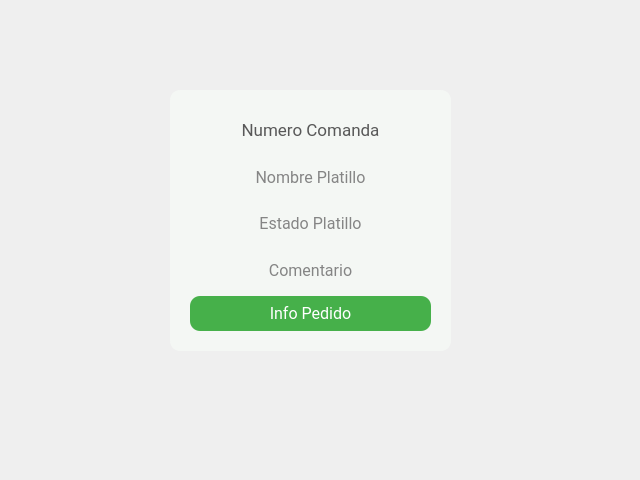
Before: the Qt Designer form El-Patio/cocinero/cocinero_tarjeta.ui in MrDanielG/IHC-ElPatio, drawn with Qt 5.
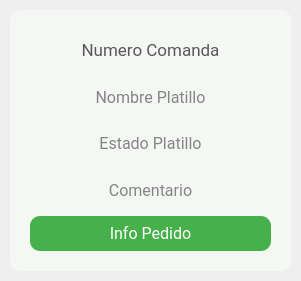
After: the same form once the commit is applied.

```diff
--- a/El-Patio/cocinero/cocinero_tarjeta.ui
+++ b/El-Patio/cocinero/cocinero_tarjeta.ui
@@ -6,18 +6,30 @@
    <rect>
     <x>0</x>
     <y>0</y>
-    <width>640</width>
-    <height>480</height>
+    <width>301</width>
+    <height>281</height>
    </rect>
   </property>
+  <property name="minimumSize">
+   <size>
+    <width>301</width>
+    <height>281</height>
+   </size>
+  </property>
+  <property name="maximumSize">
+   <size>
+    <width>301</width>
+    <height>281</height>
+   </size>
+  </property>
   <property name="windowTitle">
    <string>Form</string>
   </property>
   <widget class="QFrame" name="frame">
    <property name="geometry">
     <rect>
-     <x>170</x>
-     <y>90</y>
+     <x>10</x>
+     <y>10</y>
      <width>281</width>
      <height>261</height>
     </rect>
@@ -28,6 +40,12 @@
      <height>261</height>
     </size>
    </property>
+   <property name="maximumSize">
+    <size>
+     <width>281</width>
+     <height>261</height>
+    </size>
+   </property>
    <property name="styleSheet">
     <string notr="true">border-radius: 10px;
 background-color: rgb(244, 247, 244);</string>
```
